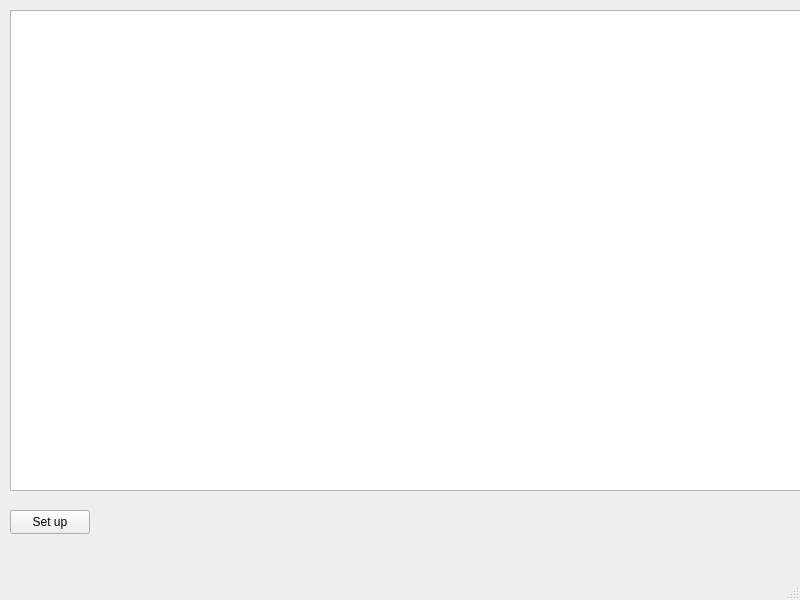
The window that mainwindow.ui (kazuki-9/humbat) describes before a commit, drawn with Qt 5.
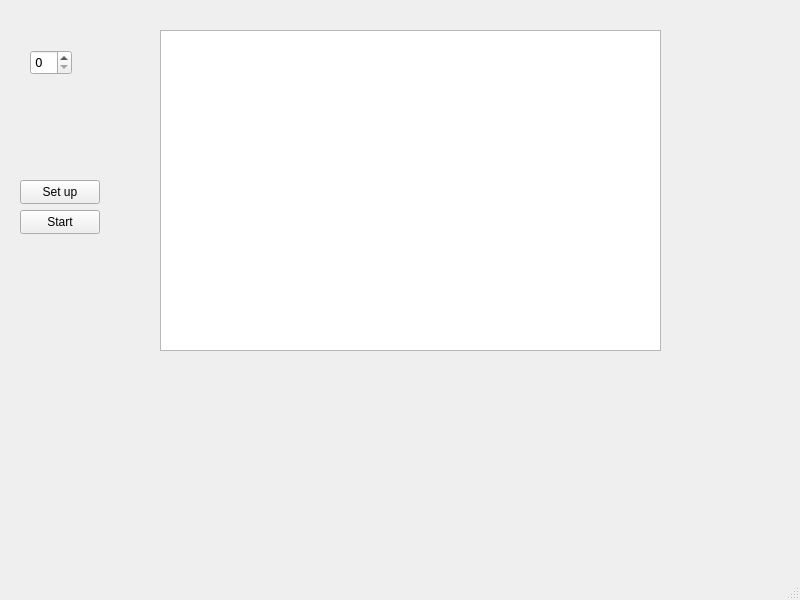
The same window after the commit.

Commit message: (not working) reconstructing the mapping of flowers in progress

Patch:
```diff
--- a/mainwindow.ui
+++ b/mainwindow.ui
@@ -17,8 +17,8 @@
    <widget class="QPushButton" name="setup">
     <property name="geometry">
      <rect>
-      <x>10</x>
-      <y>510</y>
+      <x>20</x>
+      <y>180</y>
       <width>80</width>
       <height>24</height>
      </rect>
@@ -30,13 +30,44 @@
    <widget class="QGraphicsView" name="map">
     <property name="geometry">
      <rect>
-      <x>10</x>
-      <y>10</y>
-      <width>801</width>
-      <height>481</height>
+      <x>160</x>
+      <y>30</y>
+      <width>501</width>
+      <height>321</height>
      </rect>
     </property>
    </widget>
+   <widget class="QSpinBox" name="spinBox_flowers">
+    <property name="geometry">
+     <rect>
+      <x>30</x>
+      <y>50</y>
+      <width>42</width>
+      <height>25</height>
+     </rect>
+    </property>
+    <property name="font">
+     <font>
+      <family>Verdana</family>
+     </font>
+    </property>
+    <property name="maximum">
+     <number>20</number>
+    </property>
+   </widget>
+   <widget class="QPushButton" name="start">
+    <property name="geometry">
+     <rect>
+      <x>20</x>
+      <y>210</y>
+      <width>80</width>
+      <height>24</height>
+     </rect>
+    </property>
+    <property name="text">
+     <string>Start</string>
+    </property>
+   </widget>
   </widget>
   <widget class="QMenuBar" name="menubar">
    <property name="geometry">
```
The commit also changes 5 other files.
